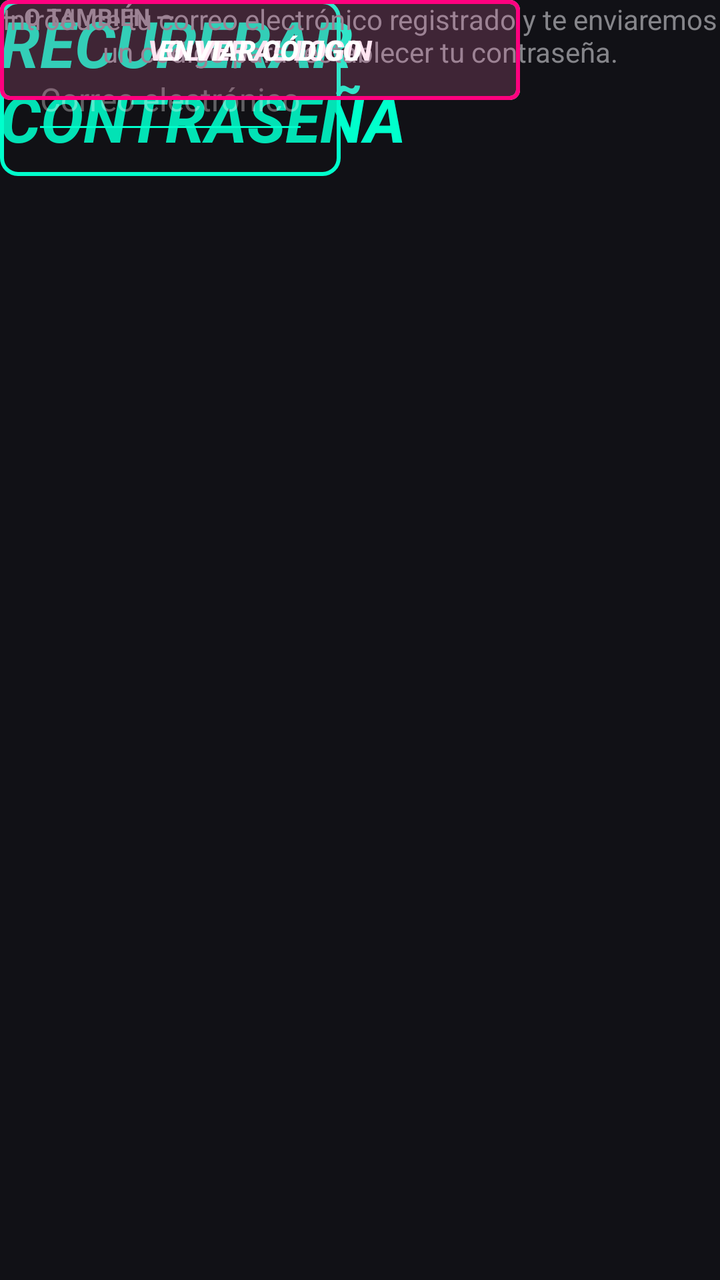
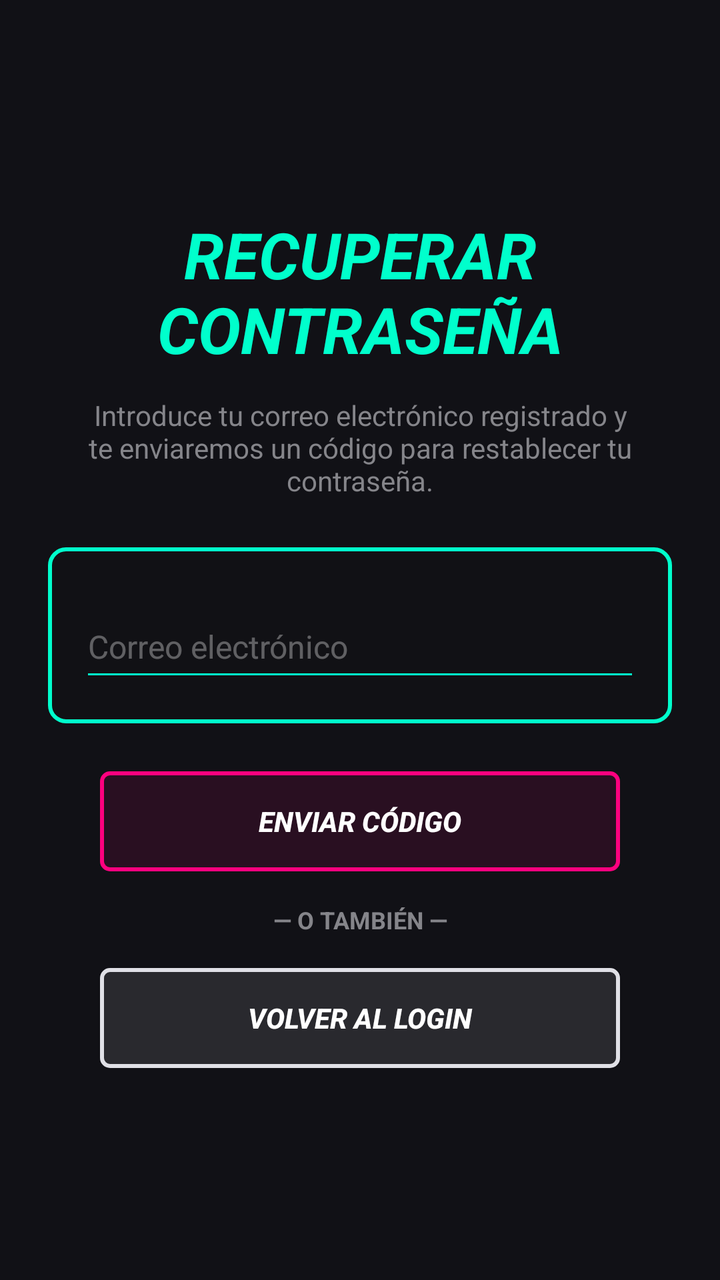

Two renders of the same Android screen: before a commit and after it. Below are the layout's source before the change and the commit's diff.
<!-- AndroidManifest.xml: application theme Theme.TunerTravellers -->
<!-- res/layout/fragment_recuperacion_contrasena.xml -->
<?xml version="1.0" encoding="utf-8"?>
<androidx.constraintlayout.widget.ConstraintLayout
    xmlns:android="http://schemas.android.com/apk/res/android"
    xmlns:app="http://android.com"
    xmlns:tools="http://android.com"
    xmlns:tools2="http://schemas.android.com/tools"
    android:id="@+id/recuperarContrasenaLayout"
    android:layout_width="match_parent"
    android:layout_height="match_parent"
    android:background="#111116"
    tools:context=".RecuperarContrasenaFragment">

    <TextView
        android:id="@+id/tvRecoveryTitle"
        android:layout_width="wrap_content"
        android:layout_height="wrap_content"
        android:text="@string/TituloRecuperarContraseña"
        android:textColor="#00FFCC"
        android:textSize="32sp"
        android:textStyle="bold|italic"
        app:layout_constraintEnd_toEndOf="parent"
        app:layout_constraintStart_toStartOf="parent"
        app:layout_constraintTop_toTopOf="parent"
        tools2:layout_editor_absoluteX="12dp"
        tools2:layout_editor_absoluteY="82dp" />

    

    <FrameLayout
        android:id="@+id/containerRecoveryForm"
        android:layout_width="0dp"
        android:layout_height="wrap_content"
        android:background="@drawable/bg_neon_container"
        android:padding="16dp"
        app:layout_constraintEnd_toEndOf="parent"
        app:layout_constraintStart_toStartOf="parent"
        app:layout_constraintTop_toBottomOf="@+id/tvRecoveryInstructions"
        tools2:layout_editor_absoluteX="120dp"
        tools2:layout_editor_absoluteY="265dp">

        <LinearLayout
            android:layout_width="match_parent"
            android:layout_height="wrap_content"
            android:orientation="vertical">

            
            <EditText
                android:id="@+id/etRecoveryEmail"
                android:layout_width="match_parent"
                android:layout_height="48dp"
                android:layout_marginTop="8dp"
                android:backgroundTint="#00FFCC"
                android:hint="@string/HintCorreoElectronico"
                android:inputType="textEmailAddress"
                android:textColor="#FFFFFF"
                android:textColorHint="#55FFFFFF"
                android:textSize="16sp" />

        </LinearLayout>
    </FrameLayout>

    <TextView
        android:id="@+id/tvRecoveryInstructions"
        android:layout_width="0dp"
        android:layout_height="wrap_content"
        android:text="@string/TextoCorreoRecuperar"
        android:textAlignment="center"
        android:textColor="#85858A"
        android:textSize="14sp"
        app:layout_constraintEnd_toEndOf="parent"
        app:layout_constraintStart_toStartOf="parent"
        app:layout_constraintTop_toBottomOf="@+id/tvRecoveryTitle"
        tools2:layout_editor_absoluteX="0dp"
        tools2:layout_editor_absoluteY="182dp" />

    

    <TextView
        android:id="@+id/tvRecoveryDivider"
        android:layout_width="wrap_content"
        android:layout_height="wrap_content"
        android:text="@string/TextoTambien"
        android:textColor="#85858A"
        android:textSize="12sp"
        android:textStyle="bold"
        app:layout_constraintEnd_toEndOf="parent"
        app:layout_constraintStart_toStartOf="parent"
        app:layout_constraintTop_toBottomOf="@+id/btnSubmitRecovery"
        tools2:layout_editor_absoluteX="161dp"
        tools2:layout_editor_absoluteY="506dp" />

    <androidx.appcompat.widget.AppCompatButton
        android:id="@+id/btnBackToLogin"
        android:layout_width="260dp"
        android:layout_height="50dp"
        android:background="@drawable/btn_neon_google"
        android:text="VOLVER AL LOGIN"
        android:textColor="#FFFFFF"
        android:textStyle="bold|italic"
        app:layout_constraintEnd_toEndOf="parent"
        app:layout_constraintStart_toStartOf="parent"
        app:layout_constraintTop_toBottomOf="@+id/tvRecoveryDivider"
        tools2:layout_editor_absoluteX="75dp"
        tools2:layout_editor_absoluteY="553dp" />

    <androidx.appcompat.widget.AppCompatButton
        android:id="@+id/btnSubmitRecovery"
        android:layout_width="260dp"
        android:layout_height="50dp"
        android:background="@drawable/btn_neon_pink"
        android:text="ENVIAR CÓDIGO"
        android:textColor="#FFFFFF"
        android:textStyle="bold|italic"
        app:layout_constraintEnd_toEndOf="parent"
        app:layout_constraintStart_toStartOf="parent"
        app:layout_constraintTop_toBottomOf="@+id/containerRecoveryForm"
        tools2:layout_editor_absoluteX="75dp"
        tools2:layout_editor_absoluteY="421dp" />

</androidx.constraintlayout.widget.ConstraintLayout>
<!-- resources referenced by this layout -->
<resources>
  <!-- drawable bg_neon_container (drawable) -->
  <?xml version="1.0" encoding="utf-8"?>
  <shape xmlns:android="http://schemas.android.com/apk/res/android" android:shape="rectangle">
      <solid android:color="#1F111116" /> 
      <stroke android:width="2dp" android:color="#00FFCC" /> 
      <corners android:radius="8dp" />
  </shape>
  <!-- drawable btn_neon_google (drawable) -->
  <?xml version="1.0" encoding="utf-8"?>
  <shape xmlns:android="http://schemas.android.com/apk/res/android" android:shape="rectangle">
      <solid android:color="#1AFFFFFF" />
      <stroke android:width="2dp" android:color="#E0E0E6" /> 
      <corners android:radius="4dp" />
  </shape>
  <!-- drawable btn_neon_pink (drawable) -->
  <?xml version="1.0" encoding="utf-8"?>
  <shape xmlns:android="http://schemas.android.com/apk/res/android" android:shape="rectangle">
      <solid android:color="#1AFF007F" /> 
      <stroke android:width="2dp" android:color="#FF007F" /> 
      <corners android:radius="4dp" />
  </shape>
  <string name="HintCorreoElectronico">Correo electrónico</string>
  <string name="TextoCorreoRecuperar">Introduce tu correo electrónico registrado y te enviaremos un código para restablecer tu contraseña.</string>
  <string name="TextoTambien">— O TAMBIÉN —</string>
  <style name="Theme.TunerTravellers" parent="Base.Theme.TunerTravellers" />
  <style name="Base.Theme.TunerTravellers" parent="Theme.Material3.DayNight.NoActionBar">
          
          
      </style>
</resources>

<!-- the commit's change to res/layout/fragment_recuperacion_contrasena.xml (unified diff, before → after) -->
@@ -1,120 +1,106 @@
 <?xml version="1.0" encoding="utf-8"?>
-<androidx.constraintlayout.widget.ConstraintLayout
+<ScrollView
     xmlns:android="http://schemas.android.com/apk/res/android"
-    xmlns:app="http://android.com"
-    xmlns:tools="http://android.com"
-    xmlns:tools2="http://schemas.android.com/tools"
+    xmlns:tools="http://schemas.android.com/tools"
     android:id="@+id/recuperarContrasenaLayout"
     android:layout_width="match_parent"
     android:layout_height="match_parent"
     android:background="#111116"
-    tools:context=".RecuperarContrasenaFragment">
+    android:fillViewport="true"
+    tools:context=".RecuperacionContrasena">
 
-    <TextView
-        android:id="@+id/tvRecoveryTitle"
-        android:layout_width="wrap_content"
+    <LinearLayout
+        android:layout_width="match_parent"
         android:layout_height="wrap_content"
-        android:text="@string/TituloRecuperarContraseña"
-        android:textColor="#00FFCC"
-        android:textSize="32sp"
-        android:textStyle="bold|italic"
-        app:layout_constraintEnd_toEndOf="parent"
-        app:layout_constraintStart_toStartOf="parent"
-        app:layout_constraintTop_toTopOf="parent"
-        tools2:layout_editor_absoluteX="12dp"
-        tools2:layout_editor_absoluteY="82dp" />
+        android:gravity="center"
+        android:orientation="vertical"
+        android:padding="24dp">
 
-    
+        
+        <TextView
+            android:id="@+id/tvRecoveryTitle"
+            android:layout_width="wrap_content"
+            android:layout_height="wrap_content"
+            android:text="@string/TituloRecuperarContraseña"
+            android:textColor="#00FFCC"
+            android:textSize="32sp"
+            android:textStyle="bold|italic"
+            android:gravity="center" />
 
-    <FrameLayout
-        android:id="@+id/containerRecoveryForm"
-        android:layout_width="0dp"
-        android:layout_height="wrap_content"
-        android:background="@drawable/bg_neon_container"
-        android:padding="16dp"
-        app:layout_constraintEnd_toEndOf="parent"
-        app:layout_constraintStart_toStartOf="parent"
-        app:layout_constraintTop_toBottomOf="@+id/tvRecoveryInstructions"
-        tools2:layout_editor_absoluteX="120dp"
-        tools2:layout_editor_absoluteY="265dp">
-
-        <LinearLayout
+        
+        <TextView
+            android:id="@+id/tvRecoveryInstructions"
             android:layout_width="match_parent"
             android:layout_height="wrap_content"
-            android:orientation="vertical">
+            android:layout_marginTop="12dp"
+            android:text="@string/TextoCorreoRecuperar"
+            android:textAlignment="center"
+            android:textColor="#85858A"
+            android:textSize="14sp" />
 
-            
-            <EditText
-                android:id="@+id/etRecoveryEmail"
+        
+        <FrameLayout
+            android:id="@+id/containerRecoveryForm"
+            android:layout_width="match_parent"
+            android:layout_height="wrap_content"
+            android:background="@drawable/bg_neon_container"
+            android:layout_marginTop="24dp"
+            android:layout_marginBottom="24dp"
+            android:padding="16dp">
+
+            <LinearLayout
                 android:layout_width="match_parent"
-                android:layout_height="48dp"
-                android:layout_marginTop="8dp"
-                android:backgroundTint="#00FFCC"
-                android:hint="@string/HintCorreoElectronico"
-                android:inputType="textEmailAddress"
-                android:textColor="#FFFFFF"
-                android:textColorHint="#55FFFFFF"
-                android:textSize="16sp" />
+                android:layout_height="wrap_content"
+                android:orientation="vertical">
 
-        </LinearLayout>
-    </FrameLayout>
+                
+                <EditText
+                    android:id="@+id/etRecoveryEmail"
+                    android:layout_width="match_parent"
+                    android:layout_height="48dp"
+                    android:layout_marginTop="8dp"
+                    android:backgroundTint="#00FFCC"
+                    android:hint="@string/HintCorreoElectronico"
+                    android:inputType="textEmailAddress"
+                    android:textColor="#FFFFFF"
+                    android:textColorHint="#55FFFFFF"
+                    android:textSize="16sp" />
 
-    <TextView
-        android:id="@+id/tvRecoveryInstructions"
-        android:layout_width="0dp"
-        android:layout_height="wrap_content"
-        android:text="@string/TextoCorreoRecuperar"
-        android:textAlignment="center"
-        android:textColor="#85858A"
-        android:textSize="14sp"
-        app:layout_constraintEnd_toEndOf="parent"
-        app:layout_constraintStart_toStartOf="parent"
-        app:layout_constraintTop_toBottomOf="@+id/tvRecoveryTitle"
-        tools2:layout_editor_absoluteX="0dp"
-        tools2:layout_editor_absoluteY="182dp" />
+            </LinearLayout>
+        </FrameLayout>
 
-    
+        
+        <androidx.appcompat.widget.AppCompatButton
+            android:id="@+id/btnSubmitRecovery"
+            android:layout_width="260dp"
+            android:layout_height="50dp"
+            android:background="@drawable/btn_neon_pink"
+            android:text="ENVIAR CÓDIGO"
+            android:textColor="#FFFFFF"
+            android:textStyle="bold|italic" />
 
-    <TextView
-        android:id="@+id/tvRecoveryDivider"
-        android:layout_width="wrap_content"
-        android:layout_height="wrap_content"
-        android:text="@string/TextoTambien"
-        android:textColor="#85858A"
-        android:textSize="12sp"
-        android:textStyle="bold"
-        app:layout_constraintEnd_toEndOf="parent"
-        app:layout_constraintStart_toStartOf="parent"
-        app:layout_constraintTop_toBottomOf="@+id/btnSubmitRecovery"
-        tools2:layout_editor_absoluteX="161dp"
-        tools2:layout_editor_absoluteY="506dp" />
+        
+        <TextView
+            android:id="@+id/tvRecoveryDivider"
+            android:layout_width="wrap_content"
+            android:layout_height="wrap_content"
+            android:layout_marginTop="16dp"
+            android:layout_marginBottom="16dp"
+            android:text="@string/TextoTambien"
+            android:textColor="#85858A"
+            android:textSize="12sp"
+            android:textStyle="bold"
+            android:gravity="center" />
 
-    <androidx.appcompat.widget.AppCompatButton
-        android:id="@+id/btnBackToLogin"
-        android:layout_width="260dp"
-        android:layout_height="50dp"
-        android:background="@drawable/btn_neon_google"
-        android:text="VOLVER AL LOGIN"
-        android:textColor="#FFFFFF"
-        android:textStyle="bold|italic"
-        app:layout_constraintEnd_toEndOf="parent"
-        app:layout_constraintStart_toStartOf="parent"
-        app:layout_constraintTop_toBottomOf="@+id/tvRecoveryDivider"
-        tools2:layout_editor_absoluteX="75dp"
-        tools2:layout_editor_absoluteY="553dp" />
+        
+        <androidx.appcompat.widget.AppCompatButton
+            android:id="@+id/btnBackToLogin"
+            android:layout_width="260dp"
+            android:layout_height="50dp"
+            android:background="@drawable/btn_neon_google"
+            android:text="VOLVER AL LOGIN"
+            android:textColor="#FFFFFF"
+            android:textStyle="bold|italic" />
 
-    <androidx.appcompat.widget.AppCompatButton
-        android:id="@+id/btnSubmitRecovery"
-        android:layout_width="260dp"
-        android:layout_height="50dp"
-        android:background="@drawable/btn_neon_pink"
-        android:text="ENVIAR CÓDIGO"
-        android:textColor="#FFFFFF"
-        android:textStyle="bold|italic"
-        app:layout_constraintEnd_toEndOf="parent"
-        app:layout_constraintStart_toStartOf="parent"
-        app:layout_constraintTop_toBottomOf="@+id/containerRecoveryForm"
-        tools2:layout_editor_absoluteX="75dp"
-        tools2:layout_editor_absoluteY="421dp" />
-
-</androidx.constraintlayout.widget.ConstraintLayout>
+    </LinearLayout>
+</ScrollView>
